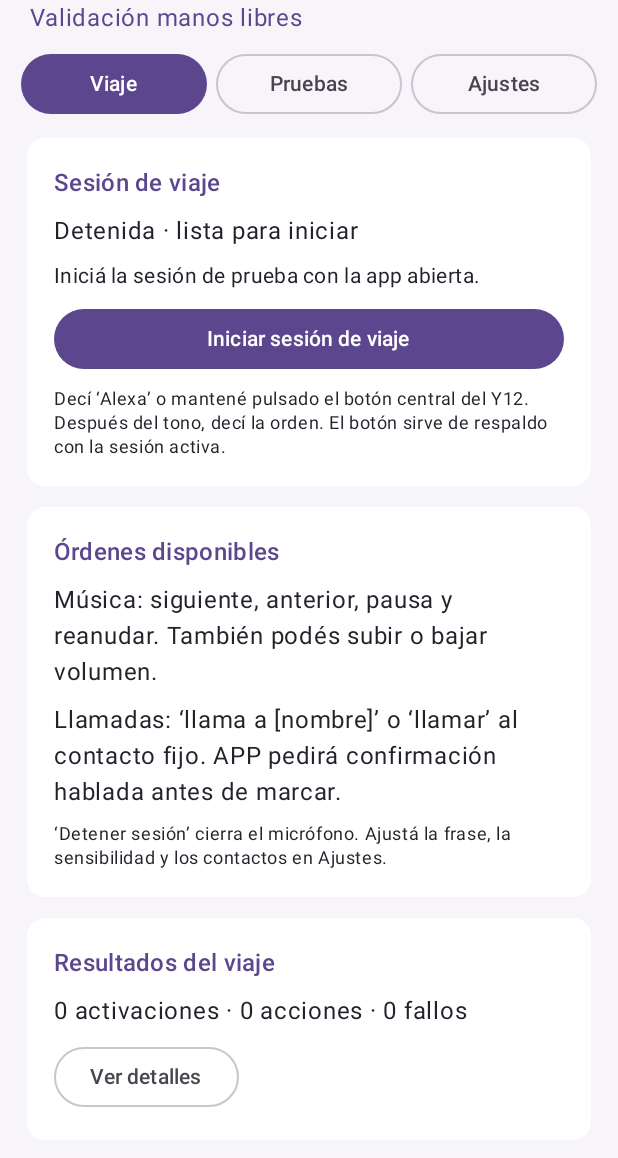
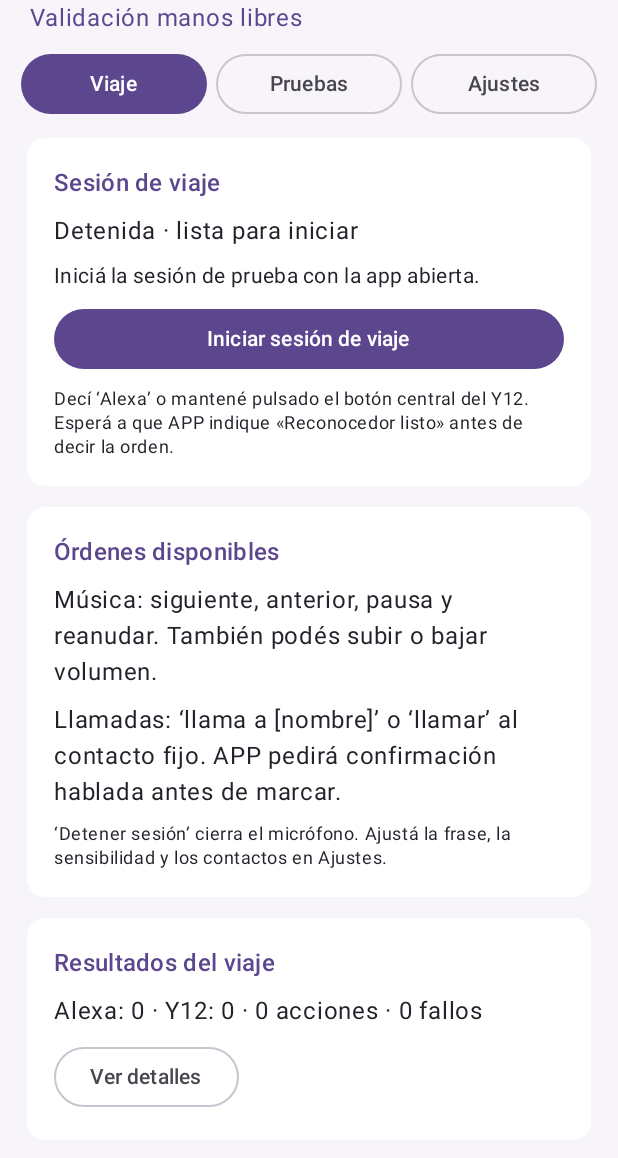
Before and after one commit to Gust4av033/APP-Copiloto-Moto, an Android app built with Jetpack Compose: the screen it shows after launch (MainActivity), on a phone screen of 412 x 824 dp, the part 78-1236 px from its top. Run offline under Robolectric (Android 15) with nearby library versions, the light colour scheme and no system bars; libraries missing offline, so code that uses them is left out: com.openwakeword.

Commit message:
fix(fase-0.3): consumir intent Y12 y separar métricas en pantalla

```diff
--- a/app/src/main/java/com/gust4av033/appcopilotomoto/MainActivity.kt
+++ b/app/src/main/java/com/gust4av033/appcopilotomoto/MainActivity.kt
@@ -110,7 +110,7 @@ class MainActivity : ComponentActivity() {
         ActivityResultContracts.StartActivityForResult()
     ) {
         assistantMessage = if (isSelectedAssistant()) {
-            "APP es el asistente elegido. Sin iniciar sesión de viaje, mantené pulsado el botón del Y12 y esperá ‘Reconocedor listo’."
+            "APP es el asistente elegido. Pulsá el Y12 durante la sesión o probá una orden corta sin sesión."
         } else "APP no quedó como asistente. Gemini sigue disponible; podés volver a probar cuando quieras."
     }
 
@@ -214,7 +214,7 @@ class MainActivity : ComponentActivity() {
                                         enabled = TripTestState.running || !busy,
                                         modifier = Modifier.fillMaxWidth()
                                     ) { Text(if (TripTestState.running) "Detener sesión" else "Iniciar sesión de viaje") }
-                                    Text("Decí ‘${wakePhrase.label}’ o mantené pulsado el botón central del Y12. Después del tono, decí la orden. El botón sirve de respaldo con la sesión activa.", style = MaterialTheme.typography.bodySmall)
+                                    Text("Decí ‘${wakePhrase.label}’ o mantené pulsado el botón central del Y12. Esperá a que APP indique «Reconocedor listo» antes de decir la orden.", style = MaterialTheme.typography.bodySmall)
                                 }
                                 SectionCard("Órdenes disponibles") {
                                     Text("Música: siguiente, anterior, pausa y reanudar. También podés subir o bajar volumen.")
@@ -222,7 +222,7 @@ class MainActivity : ComponentActivity() {
                                     Text("‘Detener sesión’ cierra el micrófono. Ajustá la frase, la sensibilidad y los contactos en Ajustes.", style = MaterialTheme.typography.bodySmall)
                                 }
                                 SectionCard("Resultados del viaje") {
-                                    Text("${TripTestState.detections} activaciones · ${TripTestState.actions} acciones · ${TripTestState.failures} fallos")
+                                    Text("Alexa: ${TripTestState.detections} · Y12: ${TripTestState.manualCommands} · ${TripTestState.actions} acciones · ${TripTestState.failures} fallos")
                                     OutlinedButton(onClick = { detailsVisible = !detailsVisible }) {
                                         Text(if (detailsVisible) "Ocultar detalles" else "Ver detalles")
                                     }
@@ -396,6 +396,8 @@ class MainActivity : ComponentActivity() {
             Intent.ACTION_VOICE_COMMAND -> "VOICE_COMMAND"
             else -> return
         }
+        // Consumir el intent: una recreación de la pantalla no debe iniciar otra escucha.
+        setIntent(Intent(this, MainActivity::class.java))
         if (TripTestState.running) {
             selectedScreen = AppScreen.TRIP
             assistantMessage = "Botón recibido ($source) durante el viaje."
```
